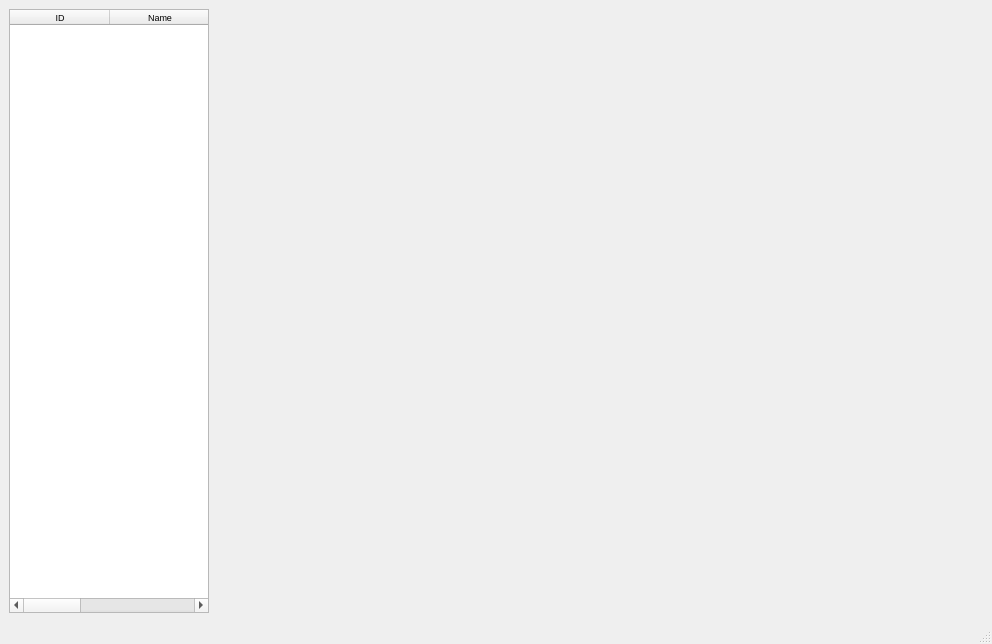
Qt form examples/Editor/MainWindow.ui (martinscheffler/qtentity) before a commit.
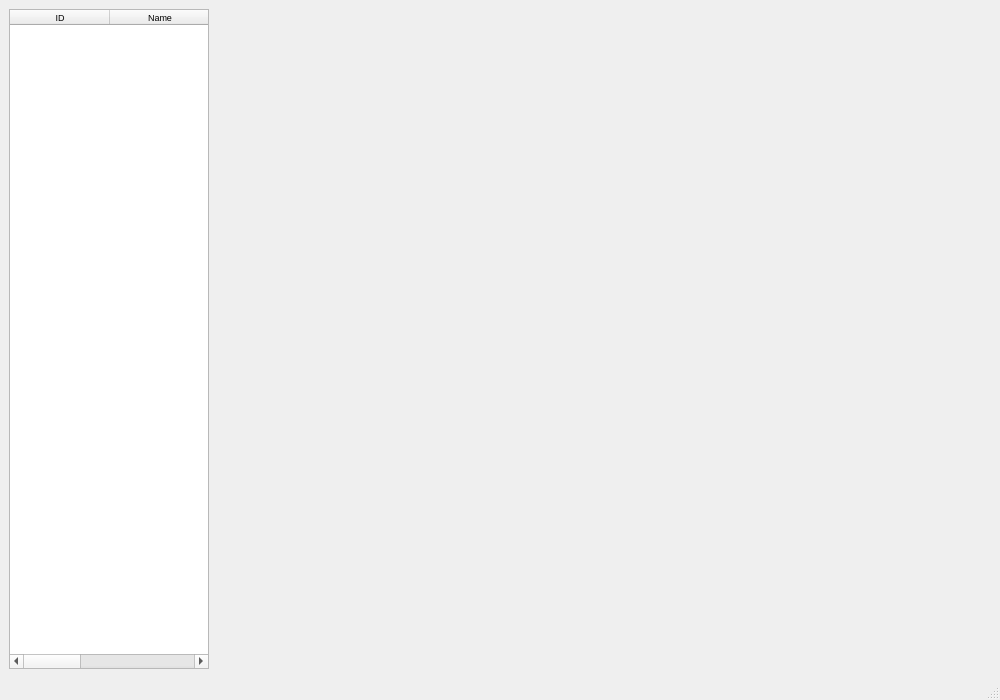
The same form after that commit.

The edit to the form file:
```diff
--- a/examples/Editor/MainWindow.ui
+++ b/examples/Editor/MainWindow.ui
@@ -6,10 +6,16 @@
    <rect>
     <x>0</x>
     <y>0</y>
-    <width>992</width>
-    <height>644</height>
+    <width>1000</width>
+    <height>700</height>
    </rect>
   </property>
+  <property name="minimumSize">
+   <size>
+    <width>1000</width>
+    <height>700</height>
+   </size>
+  </property>
   <property name="windowTitle">
    <string>MainWindow</string>
   </property>
```
Left out of the diff: 4 changed lines with no effect on the pictures.
